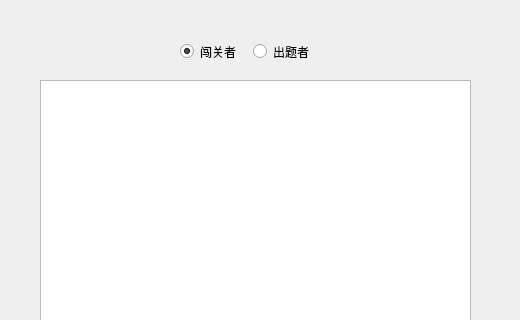
Poeroz/wordgame, file alluserwidget.ui: the form before one commit; both pictures show x 0 to 520 and y 0 to 320 of the 520 by 533 pixel window.
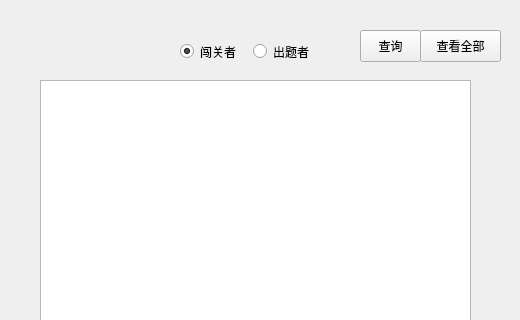
The form after the commit.

The edit to the form file:
```diff
--- a/alluserwidget.ui
+++ b/alluserwidget.ui
@@ -23,6 +23,32 @@
     </rect>
    </property>
   </widget>
+  <widget class="QPushButton" name="filterBtn">
+   <property name="geometry">
+    <rect>
+     <x>360</x>
+     <y>30</y>
+     <width>61</width>
+     <height>32</height>
+    </rect>
+   </property>
+   <property name="text">
+    <string>查询</string>
+   </property>
+  </widget>
+  <widget class="QPushButton" name="seeAllBtn">
+   <property name="geometry">
+    <rect>
+     <x>420</x>
+     <y>30</y>
+     <width>81</width>
+     <height>32</height>
+    </rect>
+   </property>
+   <property name="text">
+    <string>查看全部</string>
+   </property>
+  </widget>
   <widget class="QWidget" name="">
    <property name="geometry">
     <rect>
```
